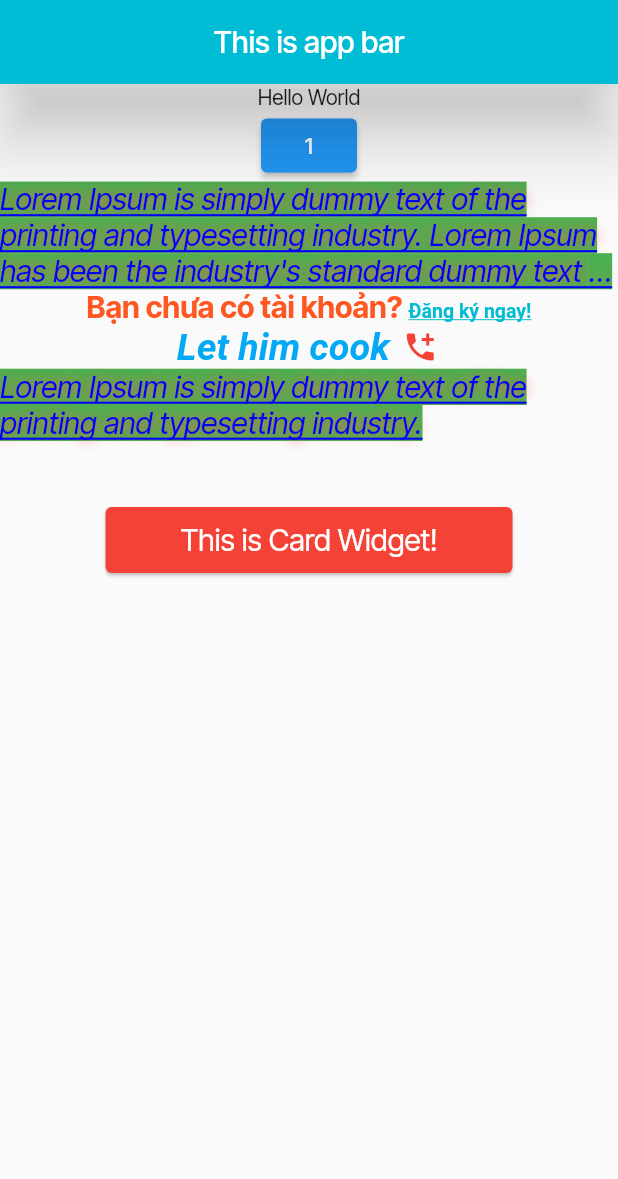
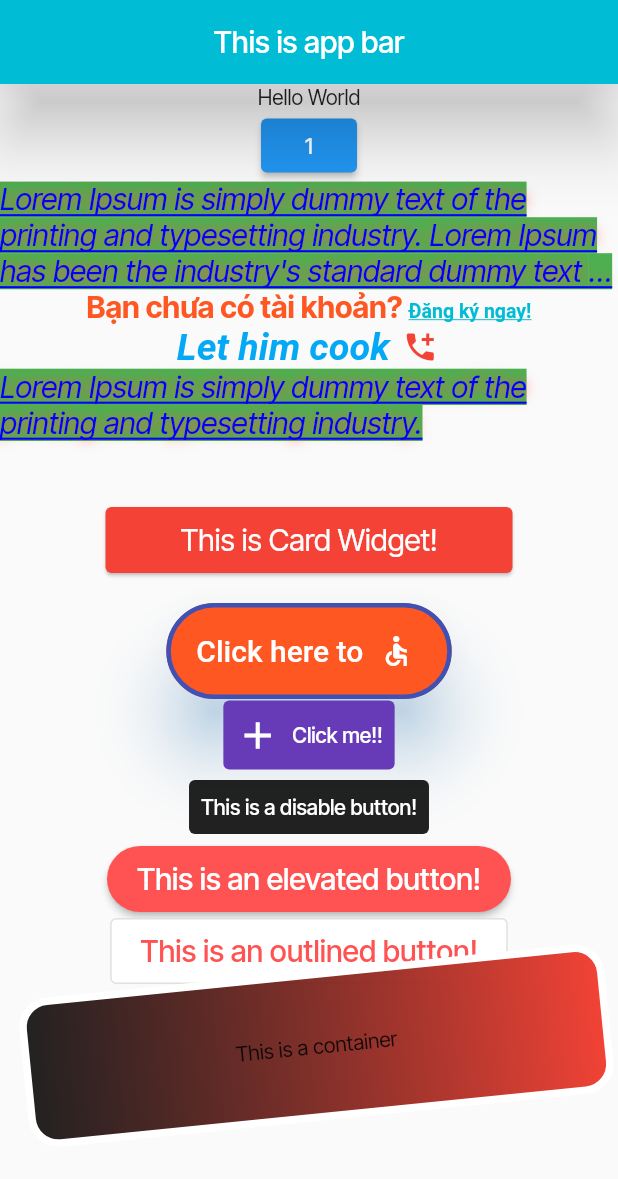
Before and after one commit to BaoLam2610/Flutter-Tutorial, a Flutter app: the screen it shows after launch, after a tap on an icon or button, on a phone screen of 412 x 824 dp. Shown: the top 1179 px of the screen. Run offline on Flutter 3.47's test engine with Material 2 defaults, Android fonts, the phone set to English and light mode, and no system bars.

Commit message:
refactor code demo text, add demo button and container

```diff
--- /dev/null
+++ b/lib/components/demo_button.dart
@@ -0,0 +1,124 @@
+import 'package:flutter/material.dart';
+
+class ButtonWidget extends StatelessWidget {
+  const ButtonWidget({super.key});
+
+  @override
+  Widget build(BuildContext context) {
+    return TextButton(
+      onPressed: () {
+        print('Hello World');
+      },
+      style: TextButton.styleFrom(
+          foregroundColor: Colors.white,
+          backgroundColor: Colors.deepOrange,
+          // minimumSize: const Size(200, 100),
+          padding: const EdgeInsets.all(20),
+          elevation: 20,
+          shadowColor: Colors.blue.withOpacity(0.5),
+          shape: RoundedRectangleBorder(
+            borderRadius: BorderRadius.circular(35), // Rounded corners
+          ),
+          side: const BorderSide(
+            color: Colors.indigo,
+            width: 3,
+          )),
+      child: const Text.rich(
+        TextSpan(
+          children: [
+            TextSpan(
+              text: 'Click here to ',
+            ),
+            WidgetSpan(
+              child: Padding(
+                padding: EdgeInsets.symmetric(horizontal: 5),
+                child: Icon(
+                  Icons.accessible,
+                  color: Colors.white,
+                ),
+              ),
+            )
+          ],
+          style: TextStyle(color: Colors.white, fontSize: 20),
+        ),
+      ),
+    );
+  }
+}
+
+class ButtonIconWidget extends StatelessWidget {
+  const ButtonIconWidget({super.key});
+
+  @override
+  Widget build(BuildContext context) {
+    return TextButton.icon(
+      onPressed: () {},
+      style: TextButton.styleFrom(
+        backgroundColor: Colors.deepPurple,
+        foregroundColor: Colors.white,
+      ),
+      icon: const Icon(
+        Icons.add,
+        size: 30,
+      ),
+      label: const Text("Click me!!"),
+    );
+  }
+}
+
+class DisableButtonWidget extends StatelessWidget {
+  const DisableButtonWidget({super.key});
+
+  @override
+  Widget build(BuildContext context) {
+    return TextButton(
+      onPressed: null,
+      style: TextButton.styleFrom(
+        disabledBackgroundColor: Colors.black87,
+        disabledForegroundColor: Colors.white,
+      ),
+      child: const Text("This is a disable button!"),
+    );
+  }
+}
+
+class ElevatedButtonWidget extends StatelessWidget {
+  const ElevatedButtonWidget({super.key});
+
+  @override
+  Widget build(BuildContext context) {
+    return ElevatedButton(
+      onPressed: () {},
+      style: TextButton.styleFrom(
+        backgroundColor: Colors.redAccent,
+        foregroundColor: Colors.white,
+        padding: const EdgeInsets.symmetric(horizontal: 20, vertical: 10),
+        shape: const StadiumBorder()
+      ),
+      child: const Text(
+        "This is an elevated button!",
+        style: TextStyle(fontSize: 20),
+      ),
+    );
+  }
+}
+
+class OutlinedButtonWidget extends StatelessWidget {
+  const OutlinedButtonWidget({super.key});
+
+  @override
+  Widget build(BuildContext context) {
+    return OutlinedButton(
+      onPressed: () {},
+      style: TextButton.styleFrom(
+          backgroundColor: Colors.white,
+          foregroundColor: Colors.redAccent,
+          padding: const EdgeInsets.symmetric(horizontal: 20, vertical: 10),
+      ),
+      child: const Text(
+        "This is an outlined button!",
+        style: TextStyle(fontSize: 20),
+      ),
+    );
+  }
+}
--- /dev/null
+++ b/lib/components/demo_container.dart
@@ -0,0 +1,30 @@
+import 'package:flutter/material.dart';
+
+class ContainerWidget extends StatelessWidget {
+  const ContainerWidget({super.key});
+
+  @override
+  Widget build(BuildContext context) {
+    return Container(
+      // color: Colors.redAccent,
+      width: double.infinity,
+      // 100
+      height: 100,
+      padding: const EdgeInsets.all(10),
+      margin: const EdgeInsets.all(10),
+      alignment: Alignment.center,
+      decoration: BoxDecoration(
+        shape: BoxShape.rectangle,
+        // or Circular shape
+        border: Border.all(color: Colors.white, width: 5),
+        // Border normal
+        borderRadius: const BorderRadius.all(Radius.circular(20)),
+        // Border radius
+        gradient: const LinearGradient(
+            colors: [Colors.black87, Colors.red]), // Gradient
+      ),
+      transform: Matrix4.rotationZ(-0.1),
+      child: const Text("This is a container"),
+    );
+  }
+}
--- /dev/null
+++ b/lib/components/demo_text.dart
@@ -0,0 +1,135 @@
+import 'package:flutter/material.dart';
+
+class TextWidget extends StatelessWidget {
+  const TextWidget({super.key});
+
+  @override
+  Widget build(BuildContext context) {
+    return const Text(
+      "Lorem Ipsum is simply dummy text of the printing and typesetting industry. "
+      "Lorem Ipsum has been the industry's standard dummy text ever since the 1500s, "
+      "when an unknown printer took a galley of type and scrambled it to make a type "
+      "specimen book. It has survived not only five centuries, but also the leap into "
+      "electronic typesetting, remaining essentially unchanged. It was popularised in "
+      "the 1960s with the release of Letraset sheets containing Lorem Ipsum passages, "
+      "and more recently with desktop publishing software like Aldus PageMaker including "
+      "versions of Lorem Ipsum.",
+      textDirection: TextDirection.ltr,
+      textAlign: TextAlign.left,
+      maxLines: 3,
+      overflow: TextOverflow.ellipsis,
+      // textScaleFactor: 1.5,
+      style: TextStyle(
+          backgroundColor: Colors.green,
+          color: Color(0xFF0000FF),
+          //Colors.amberAccent,
+          fontSize: 20,
+          fontWeight: FontWeight.w500,
+          fontStyle: FontStyle.italic,
+          decoration: TextDecoration.underline,
+          // wordSpacing: 10,
+          // letterSpacing: 5,
+          // fontFamily: "Times New Roman",//"Roboto
+
+          shadows: [
+            Shadow(
+              color: Colors.redAccent,
+              offset: Offset.zero,
+              blurRadius: 10,
+            ),
+          ]),
+    );
+  }
+}
+
+class RichTextWidget extends StatelessWidget {
+  const RichTextWidget({super.key});
+
+  @override
+  Widget build(BuildContext context) {
+    return RichText(
+      text: const TextSpan(
+        text: "Bạn chưa có tài khoản? ",
+        style: TextStyle(
+          fontSize: 20,
+          color: Colors.deepOrange,
+          fontFamily: "InterTight",
+          fontWeight: FontWeight.bold,
+        ),
+        children: [
+          TextSpan(
+            text: "Đăng ký ngay!",
+            style: TextStyle(
+              fontSize: 13,
+              color: Colors.cyan,
+              decoration: TextDecoration.underline,
+            ),
+          )
+        ],
+      ),
+    );
+  }
+}
+
+class TextWithIconWidget extends StatelessWidget {
+  const TextWithIconWidget({super.key});
+
+  @override
+  Widget build(BuildContext context) {
+    return const Text.rich(
+      TextSpan(
+        children: [
+          TextSpan(
+            text: 'Let him cook ',
+            style: TextStyle(
+              fontSize: 25,
+              color: Colors.lightBlue,
+              fontWeight: FontWeight.bold,
+              fontStyle: FontStyle.italic,
+            ),
+          ),
+          WidgetSpan(
+            child: Padding(
+              padding: EdgeInsets.symmetric(horizontal: 2.0),
+              child: Icon(Icons.add_call, color: Colors.red),
+            ),
+          ),
+        ],
+      ),
+    );
+  }
+}
+
+class TextCopyWidget extends StatelessWidget {
+  const TextCopyWidget({super.key});
+
+  @override
+  Widget build(BuildContext context) {
+    return const SelectableText(
+      "Lorem Ipsum is simply dummy text of the printing and typesetting industry.",
+      textDirection: TextDirection.ltr,
+      textAlign: TextAlign.left,
+      maxLines: 3,
+      // textScaleFactor: 1.5,
+      style: TextStyle(
+          backgroundColor: Colors.green,
+          color: Color(0xFF0000FF),
+          //Colors.amberAccent,
+          fontSize: 20,
+          fontWeight: FontWeight.w500,
+          fontStyle: FontStyle.italic,
+          decoration: TextDecoration.underline,
+          // wordSpacing: 10,
+          // letterSpacing: 5,
+          // fontFamily: "Times New Roman",//"Roboto
+
+          shadows: [
+            Shadow(
+              color: Colors.redAccent,
+              offset: Offset.zero,
+              blurRadius: 10,
+            ),
+          ]),
+    );
+  }
+}
--- a/lib/main.dart
+++ b/lib/main.dart
@@ -1,4 +1,8 @@
 import 'package:flutter/material.dart';
+import 'package:tutorial/components/demo_button.dart';
+import 'package:tutorial/components/demo_container.dart';
+
+import 'components/demo_text.dart';
 
 void main() {
   runApp(
@@ -25,6 +29,12 @@ void main() {
                 TextWithIconWidget(),
                 TextCopyWidget(),
                 CardWidget(),
+                ButtonWidget(),
+                ButtonIconWidget(),
+                DisableButtonWidget(),
+                ElevatedButtonWidget(),
+                OutlinedButtonWidget(),
+                ContainerWidget(),
               ],
             ),
           ),
@@ -81,140 +91,6 @@ class _CounterState extends State<Counter> {
   }
 }
 
-class TextWidget extends StatelessWidget {
-  const TextWidget({super.key});
-
-  @override
-  Widget build(BuildContext context) {
-    return const Text(
-      "Lorem Ipsum is simply dummy text of the printing and typesetting industry. "
-      "Lorem Ipsum has been the industry's standard dummy text ever since the 1500s, "
-      "when an unknown printer took a galley of type and scrambled it to make a type "
-      "specimen book. It has survived not only five centuries, but also the leap into "
-      "electronic typesetting, remaining essentially unchanged. It was popularised in "
-      "the 1960s with the release of Letraset sheets containing Lorem Ipsum passages, "
-      "and more recently with desktop publishing software like Aldus PageMaker including "
-      "versions of Lorem Ipsum.",
-      textDirection: TextDirection.ltr,
-      textAlign: TextAlign.left,
-      maxLines: 3,
-      overflow: TextOverflow.ellipsis,
-      // textScaleFactor: 1.5,
-      style: TextStyle(
-          backgroundColor: Colors.green,
-          color: Color(0xFF0000FF),
-          //Colors.amberAccent,
-          fontSize: 20,
-          fontWeight: FontWeight.w500,
-          fontStyle: FontStyle.italic,
-          decoration: TextDecoration.underline,
-          // wordSpacing: 10,
-          // letterSpacing: 5,
-          // fontFamily: "Times New Roman",//"Roboto
-
-          shadows: [
-            Shadow(
-              color: Colors.redAccent,
-              offset: Offset.zero,
-              blurRadius: 10,
-            ),
-          ]),
-    );
-  }
-}
-
-class RichTextWidget extends StatelessWidget {
-  const RichTextWidget({super.key});
-
-  @override
-  Widget build(BuildContext context) {
-    return RichText(
-      text: const TextSpan(
-        text: "Bạn chưa có tài khoản? ",
-        style: TextStyle(
-          fontSize: 20,
-          color: Colors.deepOrange,
-          fontFamily: "InterTight",
-          fontWeight: FontWeight.bold,
-        ),
-        children: [
-          TextSpan(
-            text: "Đăng ký ngay!",
-            style: TextStyle(
-              fontSize: 13,
-              color: Colors.cyan,
-              decoration: TextDecoration.underline,
-            ),
-          )
-        ],
-      ),
-    );
-  }
-}
-
-class TextWithIconWidget extends StatelessWidget {
-  const TextWithIconWidget({super.key});
-
-  @override
-  Widget build(BuildContext context) {
-    return const Text.rich(
-      TextSpan(
-        children: [
-          TextSpan(
-            text: 'Let him cook ',
-            style: TextStyle(
-              fontSize: 25,
-              color: Colors.lightBlue,
-              fontWeight: FontWeight.bold,
-              fontStyle: FontStyle.italic,
-            ),
-          ),
-          WidgetSpan(
-            child: Padding(
-              padding: EdgeInsets.symmetric(horizontal: 2.0),
-              child: Icon(Icons.add_call, color: Colors.red),
-            ),
-          ),
-        ],
-      ),
-    );
-  }
-}
-
-class TextCopyWidget extends StatelessWidget {
-  const TextCopyWidget({super.key});
-
-  @override
-  Widget build(BuildContext context) {
-    return const SelectableText(
-      "Lorem Ipsum is simply dummy text of the printing and typesetting industry.",
-      textDirection: TextDirection.ltr,
-      textAlign: TextAlign.left,
-      maxLines: 3,
-      // textScaleFactor: 1.5,
-      style: TextStyle(
-          backgroundColor: Colors.green,
-          color: Color(0xFF0000FF),
-          //Colors.amberAccent,
-          fontSize: 20,
-          fontWeight: FontWeight.w500,
-          fontStyle: FontStyle.italic,
-          decoration: TextDecoration.underline,
-          // wordSpacing: 10,
-          // letterSpacing: 5,
-          // fontFamily: "Times New Roman",//"Roboto
-
-          shadows: [
-            Shadow(
-              color: Colors.redAccent,
-              offset: Offset.zero,
-              blurRadius: 10,
-            ),
-          ]),
-    );
-  }
-}
-
 class CardWidget extends StatelessWidget {
   const CardWidget({super.key});
 
```
